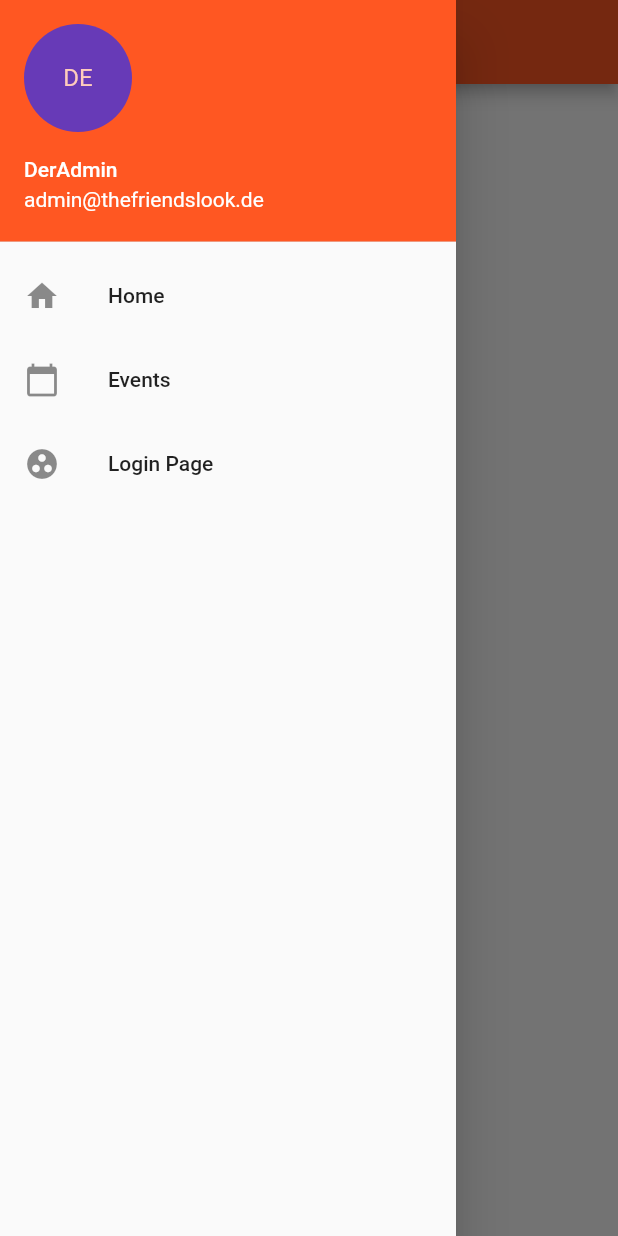
After one commit to Mo-Mehjazi/TheFriendsLook, a Flutter app: the screen it shows after launch, with the side drawer open, on a phone screen of 412 x 824 dp. The commit adds this screen. Run offline on Flutter 3.47's test engine with Material 2 defaults, Android fonts, the phone set to English and light mode, and no system bars; our stand-ins replace flutter_svg.

Commit message:
Drawer navigation

```diff
--- /dev/null
+++ b/lib/account_provider.dart
@@ -0,0 +1,9 @@
+import 'package:flutter/material.dart';
+
+class AccountProvider extends ChangeNotifier {
+  String _username = 'DerAdmin';
+  String _email = 'admin@thefriendslook.de';
+
+  String get username => _username;
+  String get email => _email;
+}
--- a/lib/main.dart
+++ b/lib/main.dart
@@ -31,7 +31,7 @@ class App extends StatelessWidget {
     return MaterialApp(
       theme: ThemeData(
         primarySwatch: Colors.deepOrange,
-        fontFamily: 'Open Sans',
+        //fontFamily: 'Open Sans',
       ),
       initialRoute: '/',
       routes: <String, WidgetBuilder>{
--- /dev/null
+++ b/lib/user_drawer.dart
@@ -0,0 +1,55 @@
+// Flutter
+import 'package:flutter/material.dart';
+// Packages
+import 'package:provider/provider.dart';
+// Local
+import './account_provider.dart';
+
+class UserDrawer extends StatelessWidget {
+  @override
+  Widget build(BuildContext context) {
+    var nav = Navigator.of(context);
+    return Drawer(
+      child: ListView(
+        children: <Widget>[
+          Consumer<AccountProvider>(
+            builder: (context, accountProvider, child) {
+              return UserAccountsDrawerHeader(
+                accountEmail: Text(accountProvider.email),
+                accountName: Text(accountProvider.username),
+                currentAccountPicture: CircleAvatar(
+                  backgroundColor: Colors.deepPurple,
+                  child: Text('DE'),
+                ),
+              );
+            },
+          ),
+          ListTile(
+            title: Text('Home'),
+            onTap: () {
+              nav.pop();
+              nav.pushNamed('/');
+            },
+            leading: Icon(Icons.home),
+          ),
+          ListTile(
+            title: Text('Events'),
+            onTap: () {
+              nav.pop();
+              nav.pushNamed('/events');
+            },
+            leading: Icon(Icons.calendar_today),
+          ),
+          ListTile(
+            title: Text('Login Page'),
+            onTap: () {
+              // nav.pop();
+              nav.pushNamed('/auth');
+            },
+            leading: Icon(Icons.group_work),
+          )
+        ],
+      ),
+    );
+  }
+}
```
